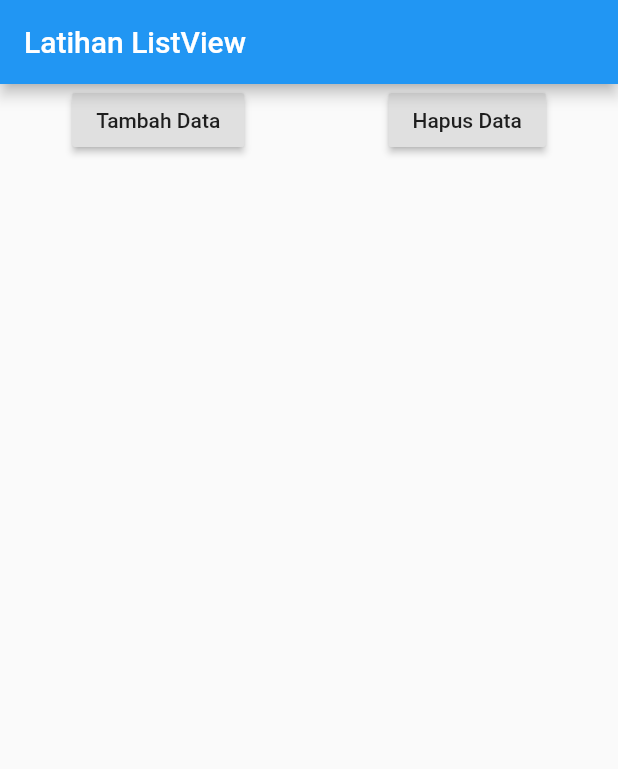
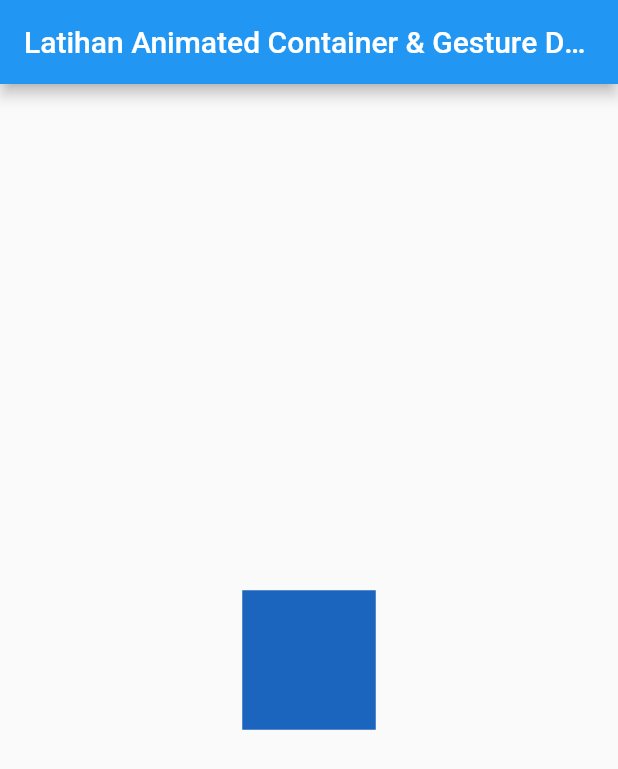
Before and after one commit to dsjtx/Belajar-Flutter, a Flutter app: the screen it shows after launch, on a phone screen of 412 x 824 dp. Shown: the top 769 px of the screen. Run offline on Flutter 3.47's test engine with Material 2 defaults, Android fonts, the phone set to English and light mode, and no system bars.

Commit message:
Animated Container & Gesture Detector

```diff
--- a/lib/main.dart
+++ b/lib/main.dart
@@ -1,3 +1,4 @@
+import 'dart:math';
 import 'package:flutter/material.dart';
 
 void main() => runApp(MyApp());
@@ -8,45 +9,29 @@
 }
 
 class _MyAppState extends State<MyApp> {
-  int counter = 1;
-  List<Widget> widgets = [];
+  Random random = Random();
 
   @override
   Widget build(BuildContext context) {
     return MaterialApp(
       home: Scaffold(
         appBar: AppBar(
-          title: Text("Latihan ListView"),
+          title: Text("Latihan Animated Container & Gesture Detector"),
         ),
-        body: ListView(
-          children: <Widget>[
-            Row(
-              mainAxisAlignment: MainAxisAlignment.spaceAround,
-              children: <Widget>[
-                RaisedButton(
-                    child: Text("Tambah Data"),
-                    onPressed: () {
-                      setState(() {
-                        widgets.add(Text(
-                          "Data ke-" + counter.toString(),
-                          style: TextStyle(fontSize: 35),
-                        ));
-                        counter++;
-                      });
-                    }),
-                RaisedButton(child: Text("Hapus Data"), onPressed: (){
-                  setState(() {
-                    widgets.removeLast();
-                    counter--;
-                  });
-                })
-              ],
+        body: Center(
+          child: GestureDetector(
+            onTap: () {
+              setState(() {});
+            },
+
+            child: AnimatedContainer(
+              color: Color.fromARGB(255, random.nextInt(256),
+                  random.nextInt(256), random.nextInt(256)),
+              duration: Duration(seconds: 1),
+              width: 50.0 + random.nextInt(101),
+              height: 50.0 + random.nextInt(101),
             ),
-            Column(
-              crossAxisAlignment: CrossAxisAlignment.start,
-              children: widgets,
-            )
-          ],
+          ),
         ),
       ),
     );
```
